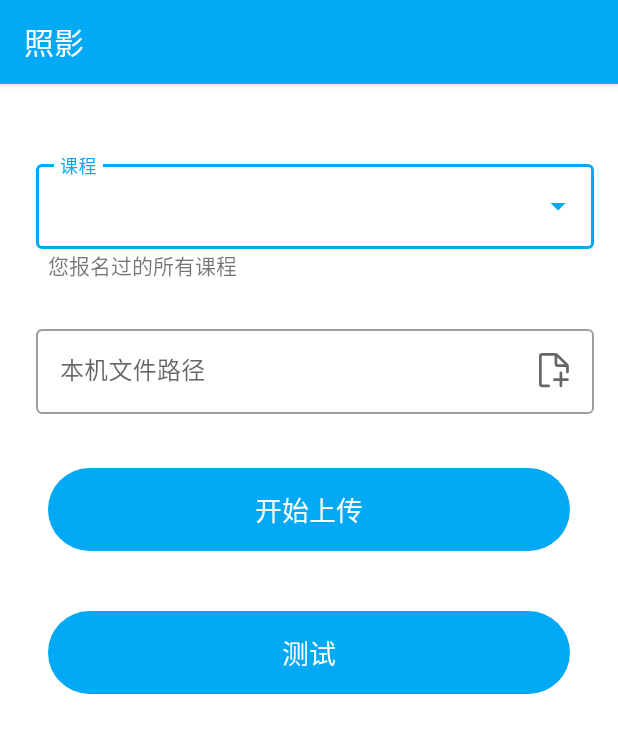
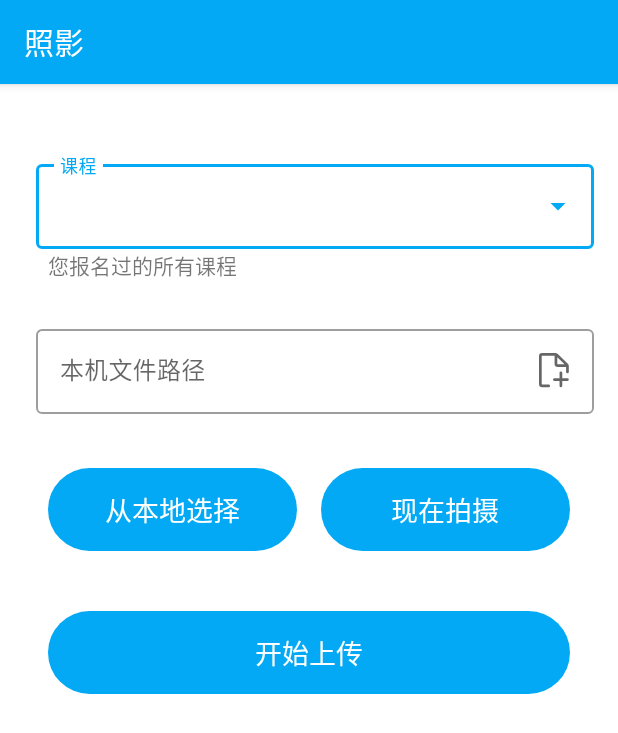
Before and after one commit to Haoy1102/ZhaoYing, an Android app: the DetectionActivity screen opened directly, with no data from a screen before it, on a phone screen of 412 x 824 dp. Shown: the top 733 px of the screen. Run offline under Robolectric (Android 15) with nearby library versions, the phone set to English and light mode, and no system bars; our stand-ins replace Room's generated code.

Commit message:
0.1.3 原布局+现在拍摄按钮

```diff
--- a/app/src/main/java/com/example/zhaoying_v13/database/UserDatabase.kt
+++ b/app/src/main/java/com/example/zhaoying_v13/database/UserDatabase.kt
@@ -7,7 +7,7 @@ import androidx.room.RoomDatabase
 
 //每次更改框架必须修改版本号，否则程序不工作
 @Database(entities = [UserInfo::class,CourseInfo::class,User2Course::class],
-    version = 11,  exportSchema = false)
+    version = 12,  exportSchema = false)
 abstract class UserDatabase : RoomDatabase() {
 
     abstract val userDatabaseDao: UserDatabaseDao
--- a/app/src/main/java/com/example/zhaoying_v13/ui/home/detection/DetectionActivity.kt
+++ b/app/src/main/java/com/example/zhaoying_v13/ui/home/detection/DetectionActivity.kt
@@ -1,12 +1,31 @@
 package com.example.zhaoying_v13.ui.home.detection
 
+import android.content.ContentValues
+import android.content.Intent
+import android.database.Cursor
+import android.net.Uri
+import android.os.Bundle
+import android.provider.MediaStore
+import android.util.Log
+import android.view.View
+import android.widget.Toast
 import androidx.appcompat.app.AppCompatActivity
-import android.os.Bundle
+import androidx.fragment.app.Fragment
 import com.example.zhaoying_v13.R
+import com.example.zhaoying_v13.databinding.ActivityCameraDecBinding
+import com.example.zhaoying_v13.ui.home.cameraDec.CameraDecActivity
+
 
 class DetectionActivity : AppCompatActivity() {
+
+
+    private lateinit var binding: ActivityCameraDecBinding
+
     override fun onCreate(savedInstanceState: Bundle?) {
         super.onCreate(savedInstanceState)
         setContentView(R.layout.activity_detection)
+
     }
+
+
 }
--- a/app/src/main/java/com/example/zhaoying_v13/ui/home/detection/sectionCheckFragment.kt
+++ b/app/src/main/java/com/example/zhaoying_v13/ui/home/detection/sectionCheckFragment.kt
@@ -62,7 +62,7 @@ class sectionCheckFragment : Fragment() {
 
 }
 
-private class CardViewAdapter internal constructor(
+internal class CardViewAdapter internal constructor(
     private val context: Context,
     memberList: List<String>
 ) :
--- a/app/src/main/res/layout/select_fragment.xml
+++ b/app/src/main/res/layout/select_fragment.xml
@@ -65,13 +65,13 @@
         android:layout_marginStart="32dp"
         android:layout_marginTop="32dp"
         android:layout_marginEnd="32dp"
+        android:paddingTop="14sp"
+        android:paddingBottom="14sp"
         android:text="开始上传"
         android:textSize="18sp"
-        android:paddingTop="14sp"
-        android:paddingBottom="14sp"
         app:layout_constraintEnd_toEndOf="parent"
         app:layout_constraintStart_toStartOf="parent"
-        app:layout_constraintTop_toBottomOf="@+id/tvfield_fileName" />
+        app:layout_constraintTop_toBottomOf="@+id/btn_selectFile" />
 
     <Button
         android:id="@+id/btn_toResult"
@@ -81,30 +81,65 @@
         android:layout_marginStart="32dp"
         android:layout_marginTop="32dp"
         android:layout_marginEnd="32dp"
-        android:text="查看结果"
-        android:visibility="invisible"
-        android:textSize="18sp"
         android:paddingTop="14sp"
         android:paddingBottom="14sp"
+        android:text="查看结果"
+        android:textSize="18sp"
+        android:visibility="invisible"
         app:layout_constraintEnd_toEndOf="parent"
         app:layout_constraintStart_toStartOf="parent"
-        app:layout_constraintTop_toBottomOf="@+id/tvfield_fileName" />
+        app:layout_constraintTop_toBottomOf="@+id/btn_selectFile" />
+
+<!--    <Button-->
+<!--        android:id="@+id/btn_test"-->
+<!--        style="@style/Widget.Material3.Button"-->
+<!--        android:layout_width="0dp"-->
+<!--        android:layout_height="wrap_content"-->
+<!--        android:layout_marginStart="32dp"-->
+<!--        android:layout_marginTop="32dp"-->
+<!--        android:layout_marginEnd="32dp"-->
+<!--        android:paddingTop="14sp"-->
+<!--        android:paddingBottom="14sp"-->
+<!--        android:text="测试"-->
+<!--        android:textSize="18sp"-->
+<!--        app:layout_constraintEnd_toEndOf="parent"-->
+<!--        app:layout_constraintStart_toStartOf="parent"-->
+<!--        app:layout_constraintTop_toBottomOf="@+id/btn_toResult" />-->
 
     <Button
-        android:id="@+id/btn_test"
+        android:id="@+id/btn_selectFile"
         style="@style/Widget.Material3.Button"
         android:layout_width="0dp"
         android:layout_height="wrap_content"
         android:layout_marginStart="32dp"
         android:layout_marginTop="32dp"
-        android:layout_marginEnd="32dp"
-        android:text="测试"
-        android:textSize="18sp"
+        android:layout_marginEnd="8dp"
         android:paddingTop="14sp"
         android:paddingBottom="14sp"
+        android:text="从本地选择"
+        android:textSize="18sp"
+        app:layout_constraintEnd_toStartOf="@+id/btn_cameraCap"
+        app:layout_constraintHorizontal_bias="0.5"
+        app:layout_constraintStart_toStartOf="parent"
+        app:layout_constraintTop_toBottomOf="@+id/tvfield_fileName" />
+
+    <Button
+        android:id="@+id/btn_cameraCap"
+        style="@style/Widget.Material3.Button"
+        android:layout_width="0dp"
+        android:layout_height="wrap_content"
+        android:layout_marginStart="8dp"
+        android:layout_marginTop="32dp"
+        android:layout_marginEnd="32dp"
+        android:paddingTop="14sp"
+        android:paddingBottom="14sp"
+        android:text="现在拍摄"
+        android:textSize="18sp"
         app:layout_constraintEnd_toEndOf="parent"
-        app:layout_constraintStart_toStartOf="parent"
-        app:layout_constraintTop_toBottomOf="@+id/btn_toResult" />
+        app:layout_constraintHorizontal_bias="0.5"
+        app:layout_constraintStart_toEndOf="@+id/btn_selectFile"
+        app:layout_constraintTop_toBottomOf="@+id/tvfield_fileName" />
+
 
     <TextView
         android:id="@+id/tv_uploadFinish"
--- a/app/src/main/res/navigation/detection_navigation.xml
+++ b/app/src/main/res/navigation/detection_navigation.xml
@@ -14,19 +14,10 @@
             app:destination="@id/reportFragment"
             app:popUpTo="@id/selectFragment"
             app:popUpToInclusive="true" />
-        <action
-            android:id="@+id/action_selectFragment_to_sectionCheckFragment"
-            app:destination="@id/sectionCheckFragment"
-            app:popUpTo="@id/selectFragment" />
     </fragment>
     <fragment
         android:id="@+id/reportFragment"
         android:name="com.example.zhaoying_v13.ui.home.detection.ReportFragment"
         android:label="report_fragment"
         tools:layout="@layout/report_fragment" />
-    <fragment
-        android:id="@+id/sectionCheckFragment"
-        android:name="com.example.zhaoying_v13.ui.home.detection.sectionCheckFragment"
-        android:label="section_check_fragment"
-        tools:layout="@layout/section_check_fragment" />
 </navigation>
--- a/app/src/main/res/values/strings.xml
+++ b/app/src/main/res/values/strings.xml
@@ -129,5 +129,7 @@
     </string>
     <string name="action_settings">Settings</string>
     <string name="title_activity_course">CourseActivity</string>
+    <!-- TODO: Remove or change this placeholder text -->
+    <string name="hello_blank_fragment">Hello blank fragment</string>
 
 </resources>
```
Also changed, not shown: app/src/main/java/com/example/zhaoying_v13/database/CourseInfo.kt (+6 -1 lines), app/src/main/java/com/example/zhaoying_v13/ui/home/cameraDec/CameraDecActivity.kt (+6 -6 lines), app/src/main/java/com/example/zhaoying_v13/ui/home/detection/CardViewAdapter.kt (deleted, +0 -14 lines), app/src/main/java/com/example/zhaoying_v13/ui/home/detection/SelCourseFragment.kt (added, +153 -0 lines), app/src/main/java/com/example/zhaoying_v13/ui/home/detection/SelCourseViewModel.kt (added, +84 -0 lines), app/src/main/java/com/example/zhaoying_v13/ui/home/detection/SelCourseViewModelFactory.kt (added, +21 -0 lines), app/src/main/java/com/example/zhaoying_v13/ui/home/detection/SelectFragment.kt (+53 -5 lines), app/src/main/res/layout/fragment_sel_course.xml (added, +38 -0 lines), app/src/main/res/layout/selcourse_card_view.xml (added, +28 -0 lines).
